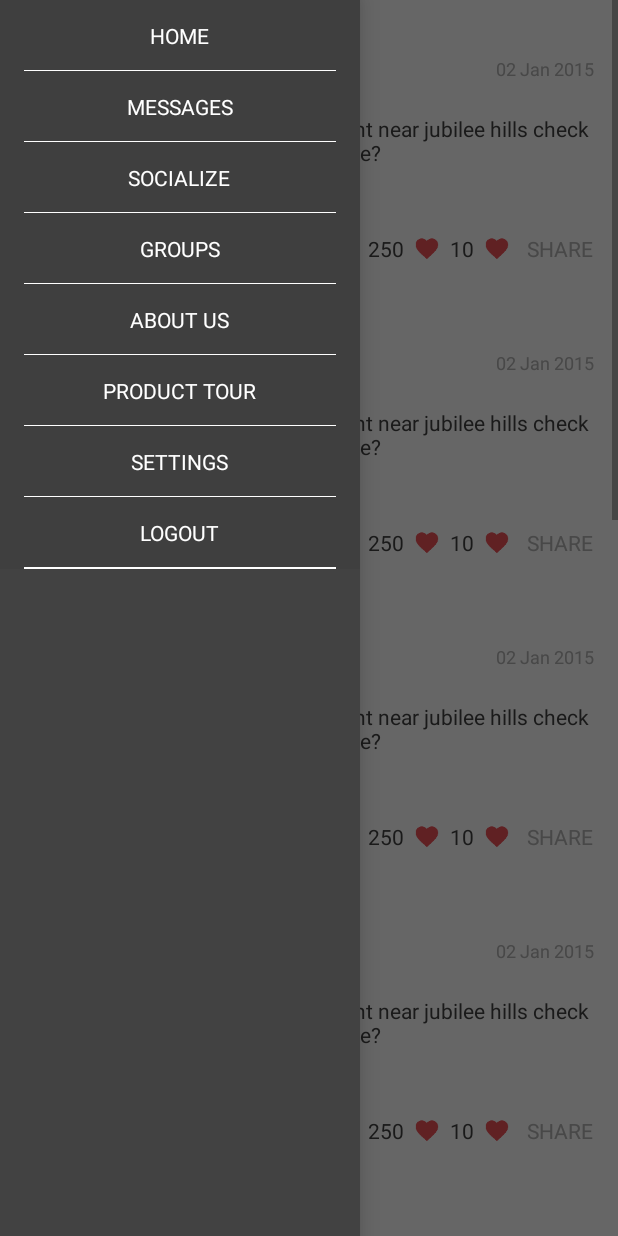
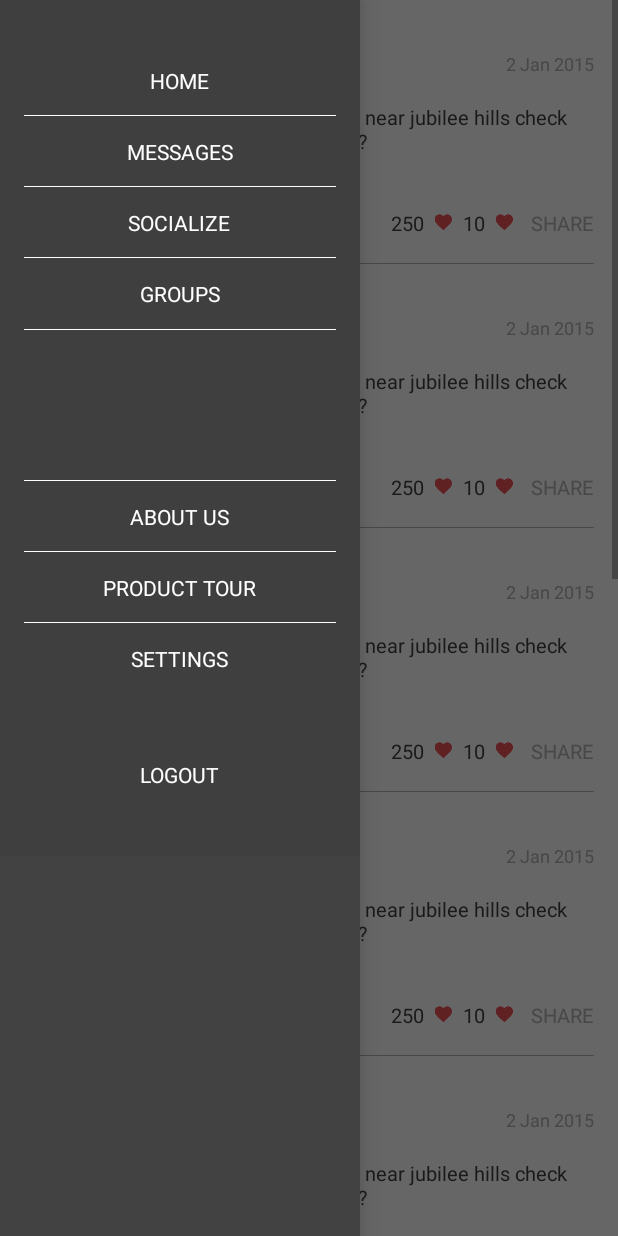
Before and after one commit to hibour/android, an Android app: the fragment Posts placed in its activity, with the side drawer open, on a phone screen of 412 x 824 dp. Run offline under Robolectric (Android 15) with nearby library versions, the phone set to English and light mode, and no system bars.

Commit message:
complete navigation drawer design

```diff
--- a/app/src/main/java/com/dsquare/hibour/adapters/NavigationDrawerAdapter.java
+++ b/app/src/main/java/com/dsquare/hibour/adapters/NavigationDrawerAdapter.java
@@ -67,53 +67,28 @@ public class NavigationDrawerAdapter extends BaseAdapter {
             holder = (ViewHolder) convertView.getTag();
         }
         try{
-            /*if(getItem(position).equals("Pill Remainder") ||
-                    getItem(position).equals("About Only Health")){
-                RelativeLayout bottomLine=(RelativeLayout)convertView.
-                        findViewById(R.id.nav_drawer_bottom_line);
-                bottomLine.setVisibility(View.GONE);
-                LinearLayout topLayout=(LinearLayout)convertView.findViewById(R.id.nav_linear);
-                ViewGroup.LayoutParams params=topLayout.getLayoutParams();
-                int height= (int) TypedValue.applyDimension(TypedValue.COMPLEX_UNIT_DIP, 80,
-                        context.getResources().getDisplayMetrics());
-                params.height=height;
-                holder.notifIcon.setBackgroundResource(menuIcons.getResourceId(position, -1));
-                holder.notifDesc.setText((String) getItem(position));
-            }else if(getItem(position)=="Home"){
-
-                LinearLayout topLayout=(LinearLayout)convertView.findViewById(R.id.nav_linear);
-                ViewGroup.LayoutParams params=topLayout.getLayoutParams();
-                int height= (int) TypedValue.applyDimension(TypedValue.COMPLEX_UNIT_DIP,80,
-                        context.getResources().getDisplayMetrics());
-                params.height=height;
-                RelativeLayout nav=(RelativeLayout)convertView.findViewById(R.id.nav_layout);
-                int padding= (int) TypedValue.applyDimension(TypedValue.COMPLEX_UNIT_DIP,80,
-                        context.getResources().getDisplayMetrics());
-                nav.setPadding(padding,0,0,0);
-                holder.notifIcon.setBackgroundResource(menuIcons.getResourceId(position, -1));
-                holder.notifDesc.setText((String) getItem(position));
-            }else if(getItem(position).equals("Signout")){
-                LinearLayout layout = (LinearLayout)convertView.findViewById(R.id.nav_bottom_line);
-                layout.setVisibility(View.GONE);
-                holder.notifIcon.setBackgroundResource(menuIcons.getResourceId(position, -1));
-                holder.notifDesc.setText((String) getItem(position));
-            }else if(getItem(position).equals("Product Tour")){
-                RelativeLayout.LayoutParams params =
-                        new RelativeLayout.LayoutParams(ViewGroup.LayoutParams.WRAP_CONTENT,
-                                ViewGroup.LayoutParams.WRAP_CONTENT);
-                int padding= (int) TypedValue.applyDimension(TypedValue.COMPLEX_UNIT_DIP,16,
-                        context.getResources().getDisplayMetrics());
-                params.setMargins(padding,0,0,0);
-                holder.notifIcon.setBackgroundResource(menuIcons.getResourceId(position, -1));
-                holder.notifIcon.requestLayout();
-                holder.notifIcon.setLayoutParams(params);
-                holder.notifIcon.getLayoutParams().height = 30;
-                holder.notifIcon.getLayoutParams().width=30;
-                holder.notifDesc.setText((String) getItem(position));
-            }else{*/
-                holder.notifDesc.setText((String) getItem(position));
-            //}
-
+            if(getItem(position).equals("GROUPS")){
+                RelativeLayout layout = (RelativeLayout)convertView.findViewById(R.id.nav_bottom_layout);
+                layout.setVisibility(View.VISIBLE);
+                RelativeLayout l = (RelativeLayout)convertView.findViewById(R.id.nav_drawer_bottom_line1);
+                l.setVisibility(View.VISIBLE);
+                RelativeLayout navBottomLine = (RelativeLayout)convertView.findViewById(R.id.nav_drawer_bottom_line);
+                navBottomLine.setVisibility(View.GONE);
+            }else if(getItem(position).equals("HOME")){
+                RelativeLayout topLayout=(RelativeLayout)convertView.findViewById(R.id.nav_drawer_row_layout);
+                topLayout.setVisibility(View.VISIBLE);
+            }else if(getItem(position).equals("LOGOUT")){
+                RelativeLayout topLayout=(RelativeLayout)convertView.findViewById(R.id.nav_drawer_row_layout);
+                topLayout.setVisibility(View.VISIBLE);
+                RelativeLayout navBottomLine = (RelativeLayout)convertView.findViewById(R.id.nav_drawer_bottom_line);
+                navBottomLine.setVisibility(View.GONE);
+                RelativeLayout bottomLayout = (RelativeLayout)convertView.findViewById(R.id.nav_logout_layout);
+                bottomLayout.setVisibility(View.VISIBLE);
+            } else if(getItem(position).equals("SETTINGS")){
+                RelativeLayout navBottomLine = (RelativeLayout)convertView.findViewById(R.id.nav_drawer_bottom_line);
+                navBottomLine.setVisibility(View.GONE);
+            }
+            holder.notifDesc.setText((String)getItem(position));
         }catch (Exception e){
             e.printStackTrace();
         }
--- a/app/src/main/java/com/dsquare/hibour/fragments/Posts.java
+++ b/app/src/main/java/com/dsquare/hibour/fragments/Posts.java
@@ -48,7 +48,7 @@ public class Posts extends Fragment {
         for(int i=0;i<10;i++){
             String[] data = new String[6];
             data[0] = "Ashok Madduru";
-            data[1] = "02 Jan 2015";
+            data[1] = "2 Jan 2015";
             data[2] = "Planning to start a chinese restaraunt near jubilee hills check post, anyone there to partner with me?";
             data[3] = "category name";
             data[4] = "250";
--- a/app/src/main/res/layout/adapter_posts.xml
+++ b/app/src/main/res/layout/adapter_posts.xml
@@ -92,6 +92,7 @@
                 android:layout_width="@dimen/post_icons_size"
                 android:layout_height="@dimen/post_icons_size"
                 android:src="@drawable/ic_like_red"
+                android:layout_centerVertical="true"
                 android:layout_toRightOf="@id/post_comments"
                 android:layout_marginLeft="@dimen/dp_5"/>
         </RelativeLayout>
@@ -114,8 +115,13 @@
                 android:layout_width="@dimen/post_icons_size"
                 android:layout_height="@dimen/post_icons_size"
                 android:src="@drawable/ic_like_red"
+                android:layout_centerVertical="true"
                 android:layout_toRightOf="@id/post_likes"
                 android:layout_marginLeft="@dimen/dp_5"/>
         </RelativeLayout>
     </RelativeLayout>
+    <View
+        android:layout_width="match_parent"
+        android:layout_height="@dimen/horiz_line_height"
+        android:background="@color/gray"/>
 </LinearLayout>
--- a/app/src/main/res/layout/nav_drawer_row.xml
+++ b/app/src/main/res/layout/nav_drawer_row.xml
@@ -1,10 +1,19 @@
 <?xml version="1.0" encoding="utf-8"?>
-<RelativeLayout
+<LinearLayout
     xmlns:android="http://schemas.android.com/apk/res/android"
     android:layout_width="match_parent"
+    android:orientation="vertical"
+    android:background="@color/shady_black2"
+    android:layout_height="wrap_content">
+    <RelativeLayout
+        android:layout_width="match_parent"
+        android:layout_height="@dimen/dp_30"
+        android:id="@+id/nav_drawer_row_layout"
+        android:visibility="gone"></RelativeLayout>
+    <RelativeLayout
+        android:layout_width="match_parent"
         android:layout_height="@dimen/nav_drawer_row_height"
-    android:background="@color/shady_black2"
-    android:id="@+id/nav_drawer_row_layout">
+        android:background="@color/shady_black2">
         <TextView
             android:layout_width="wrap_content"
             android:layout_height="wrap_content"
@@ -14,11 +23,37 @@
             android:textSize="@dimen/nav_drawer_row_text"/>
         <RelativeLayout
             android:layout_width="match_parent"
-        android:layout_height="1dp"
+            android:layout_height="@dimen/nav_bottom_line_height"
             android:background="@android:color/white"
             android:id="@+id/nav_drawer_bottom_line"
             android:layout_marginLeft="@dimen/activity_horizontal_margin"
             android:layout_marginRight="@dimen/activity_horizontal_margin"
             android:layout_alignParentBottom="true"/>
+        <RelativeLayout
+            android:layout_width="match_parent"
+            android:layout_height="0.75dp"
+            android:background="@android:color/white"
+            android:id="@+id/nav_drawer_bottom_line1"
+            android:visibility="gone"
+            android:layout_marginLeft="@dimen/activity_horizontal_margin"
+            android:layout_marginRight="@dimen/activity_horizontal_margin"
+            android:layout_alignParentBottom="true"/>
 
     </RelativeLayout>
+
+    <RelativeLayout
+        android:layout_width="match_parent"
+        android:layout_marginTop="@dimen/dp_100"
+        android:id="@+id/nav_bottom_layout"
+        android:visibility="gone"
+        android:layout_height="@dimen/nav_bottom_line_height"
+        android:layout_marginLeft="@dimen/activity_horizontal_margin"
+        android:layout_marginRight="@dimen/activity_horizontal_margin"
+        android:background="@android:color/white"
+        android:layout_alignParentBottom="true"/>
+    <RelativeLayout
+        android:layout_width="match_parent"
+        android:layout_height="@dimen/dp_30"
+        android:id="@+id/nav_logout_layout"
+        android:visibility="gone"></RelativeLayout>
+</LinearLayout>
--- a/app/src/main/res/values/dimens.xml
+++ b/app/src/main/res/values/dimens.xml
@@ -2,7 +2,8 @@
     <!-- Default screen margins, per the Android Design guidelines. -->
     <dimen name="activity_horizontal_margin">16dp</dimen>
     <dimen name="activity_vertical_margin">16dp</dimen>
-    <dimen name="button_elevation">2dp</dimen>
+    <dimen name="button_elevation">0dp</dimen>
+    <dimen name="dp_1">1dp</dimen>
     <dimen name="dp_5">5dp</dimen>
     <dimen name="dp_10">10dp</dimen>
     <dimen name="dp_20">20dp</dimen>
@@ -13,6 +14,7 @@
     <dimen name="dp_70">70dp</dimen>
     <dimen name="dp_75">75dp</dimen>
     <dimen name="dp_80">80dp</dimen>
+    <dimen name="dp_100">100dp</dimen>
 
     <dimen name="sp_16">16sp</dimen>
 
@@ -36,15 +38,17 @@
     <dimen name="app_bar_title_text_size">18sp</dimen>
 
     <dimen name="home_tabs_height">48dp</dimen>
-    <dimen name="home_posts_height">180dp</dimen>
+    <dimen name="home_posts_height">160dp</dimen>
     <dimen name="posts_date_text_size">12sp</dimen>
     <dimen name="posts_image_size">50dp</dimen>
     <dimen name="post_user_name_margin_left">10dp</dimen>
-    <dimen name="post_user_name_text_size">15sp</dimen>
-    <dimen name="post_description_size">14sp</dimen>
-    <dimen name="post_category_name_text_size">14sp</dimen>
+    <dimen name="post_user_name_text_size">14sp</dimen>
+    <dimen name="post_description_size">13sp</dimen>
+    <dimen name="post_category_name_text_size">13sp</dimen>
     <dimen name="post_category_name_padding">5dp</dimen>
     <dimen name="post_comment_margin_right">10dp</dimen>
     <dimen name="post_like_margin_right">5dp</dimen>
-    <dimen name="post_icons_size">20dp</dimen>
+    <dimen name="post_icons_size">15dp</dimen>
+    <dimen name="horiz_line_height">0.8dp</dimen>
+    <dimen name="nav_bottom_line_height">1dp</dimen>
 </resources>
```
Lines whose indentation alone changed are shown as unchanged.
